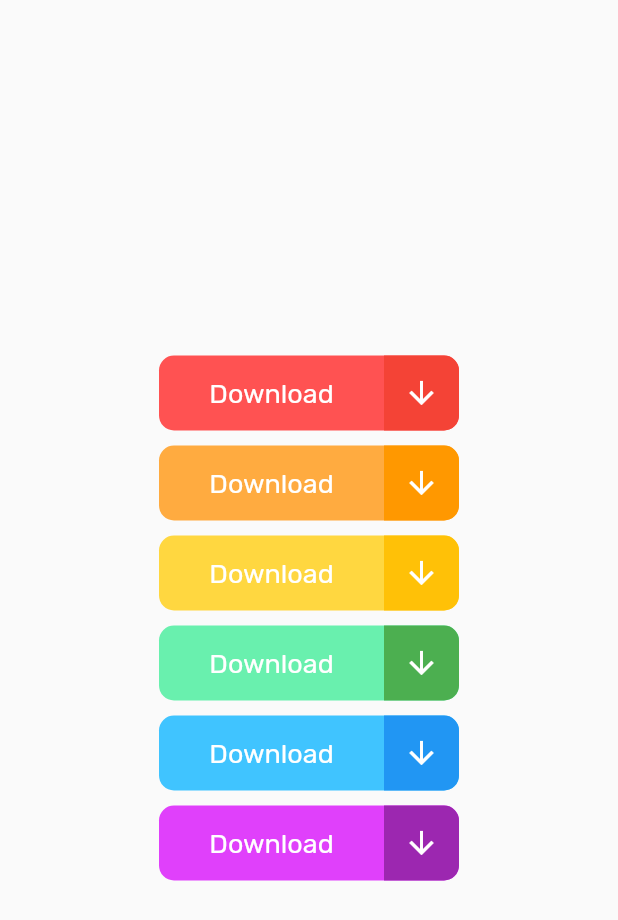
After one commit to anusornleo/100_Day_Flutter, a Flutter app: the Day7 screen opened by its route, on a phone screen of 412 x 824 dp. The commit adds this screen. Shown: the top 920 px of the screen. Run offline on Flutter 3.47's test engine with Material 2 defaults, Android fonts, the phone set to English and light mode, and no system bars; our stand-ins replace page_transition, simple_animations; missing offline and left inert: animator.

Commit message:
finnish day 7

```diff
--- a/lib/File100Day/Day_6/Dashboard.dart
+++ b/lib/File100Day/Day_6/Dashboard.dart
@@ -12,6 +12,7 @@ class _DashboardState extends State<Dashboard> {
     return Scaffold(
       backgroundColor: Colors.grey[200],
       appBar: AppBar(
+        brightness: Brightness.light,
         backgroundColor: Colors.white,
         elevation: 0,
         title: Text(
--- a/lib/File100Day/Day_6/Home.dart
+++ b/lib/File100Day/Day_6/Home.dart
@@ -126,10 +126,11 @@ class _Day6State extends State<Day6> with TickerProviderStateMixin {
                     child: ScaleTransition(
                       scale: _animation,
                       child: Animator<double>(
-                        duration: Duration(seconds: 1),
+                          curve: Curves.easeInOut,
+                          duration: Duration(milliseconds: 1200),
                           tween: Tween<double>(begin: 6.0, end: 17.0),
                           cycles: 0,
-                        builder:(context,animation,child) {
+                          builder: (context, animation, child) {
                             return Container(
                               padding: EdgeInsets.all(animation.value),
                               width: 80,
@@ -139,22 +140,24 @@ class _Day6State extends State<Day6> with TickerProviderStateMixin {
                                   shape: BoxShape.circle),
                               child: GestureDetector(
                                 onTap: () {
-                                _animationController.forward().then((value) =>
-                                    Navigator.push(
+                                  _animationController.forward().then((value) {
+                                    return Navigator.push(
                                         context,
                                         PageTransition(
                                             type: PageTransitionType.fade,
-                                            duration: Duration(milliseconds: 500),
-                                            child: Dashboard())));
+                                            duration:
+                                                Duration(milliseconds: 500),
+                                            child: Dashboard()));
+                                  });
                                 },
                                 child: Container(
                                   decoration: BoxDecoration(
-                                    color: Colors.amber, shape: BoxShape.circle),
+                                      color: Colors.amber,
+                                      shape: BoxShape.circle),
                                 ),
                               ),
                             );
-                        }
-                      ),
+                          }),
                     ),
                   )
                 ],
--- /dev/null
+++ b/lib/File100Day/Day_7/Day7.dart
@@ -0,0 +1,36 @@
+import 'package:flutter/material.dart';
+import 'package:flutter/widgets.dart';
+import 'package:flutterui100day/Pages/ButtonAnimation.dart';
+
+class Day7 extends StatefulWidget {
+  @override
+  _Day7State createState() => _Day7State();
+}
+
+class _Day7State extends State<Day7> {
+  @override
+  Widget build(BuildContext context) {
+    return Scaffold(
+      body: Container(
+        child: Center(
+          child: Column(
+            mainAxisAlignment: MainAxisAlignment.center,
+            children: <Widget>[
+              ButtonAnimation(color: Colors.red,secondColor: Colors.redAccent,),
+              SizedBox(height: 10,),
+              ButtonAnimation(color: Colors.orange,secondColor: Colors.orangeAccent),
+              SizedBox(height: 10,),
+              ButtonAnimation(color: Colors.amber,secondColor: Colors.amberAccent),
+              SizedBox(height: 10,),
+              ButtonAnimation(color: Colors.green,secondColor: Colors.greenAccent),
+              SizedBox(height: 10,),
+              ButtonAnimation(color: Colors.blue,secondColor: Colors.lightBlueAccent),
+              SizedBox(height: 10,),
+              ButtonAnimation(color: Colors.purple,secondColor: Colors.purpleAccent),
+            ],
+          ),
+        ),
+      ),
+    );
+  }
+}
--- /dev/null
+++ b/lib/Pages/ButtonAnimation.dart
@@ -0,0 +1,140 @@
+import 'package:flutter/material.dart';
+
+class ButtonAnimation extends StatefulWidget {
+  final Color color;
+  final Color secondColor;
+
+  const ButtonAnimation(
+      {Key key, this.color = Colors.amber, this.secondColor = Colors.orange})
+      : super(key: key);
+
+  @override
+  _ButtonAnimationState createState() => _ButtonAnimationState();
+}
+
+class _ButtonAnimationState extends State<ButtonAnimation>
+    with TickerProviderStateMixin {
+
+  // download tap reduce size to 0
+  AnimationController _animationController;
+  // button scale x1.1
+  AnimationController _scaleAnimationController;
+  // fade download slide form 0 to 200
+  AnimationController _fadeAnimationController;
+
+  Animation _animation;
+  Animation _scaleAnimation;
+  Animation _fadeAnimation;
+
+  bool loadSuccess = false;
+
+  @override
+  void initState() {
+    _animationController =
+        AnimationController(vsync: this, duration: Duration(milliseconds: 500));
+
+    _scaleAnimationController =
+        AnimationController(vsync: this, duration: Duration(milliseconds: 70));
+
+    _fadeAnimationController = AnimationController(
+        vsync: this, duration: Duration(milliseconds: 3000));
+    super.initState();
+
+    _animation = Tween(begin: 50.0, end: 0.0).animate(_animationController);
+
+    _scaleAnimation =
+        Tween(begin: 1.0, end: 1.1).animate(_scaleAnimationController);
+
+    _fadeAnimation =
+        Tween(begin: 0.0, end: 200.0).animate(_fadeAnimationController);
+  }
+
+  @override
+  Widget build(BuildContext context) {
+    return Stack(
+      children: <Widget>[
+        AnimatedBuilder(
+          animation: _scaleAnimationController,
+          builder: (context, child) {
+            return Transform.scale(
+              scale: _scaleAnimation.value,
+              child: InkWell(
+                onTap: () {
+                  _scaleAnimationController.forward().then((value) =>
+                      _scaleAnimationController
+                          .reverse()
+                          .then((value) => _animationController.forward()));
+
+                  _fadeAnimationController.forward().then((value) {
+                    setState(() {
+                      loadSuccess = true;
+                    });
+                  });
+                },
+                child: Container(
+                  width: 200,
+                  height: 50,
+                  decoration: BoxDecoration(
+                      color: widget.secondColor,
+                      borderRadius: BorderRadius.circular(10)),
+                  child: Row(
+                    children: <Widget>[
+                      Expanded(
+                        child: Align(
+                          child: loadSuccess
+                              ? Icon(
+                                  Icons.check,
+                                  color: Colors.white,
+                                )
+                              : Text(
+                                  "Download",
+                                  style: TextStyle(
+                                      fontSize: 18, color: Colors.white),
+                                ),
+                        ),
+                      ),
+                      AnimatedBuilder(
+                        animation: _animationController,
+                        builder: (context, child) {
+                          return Container(
+                              decoration: BoxDecoration(
+                                color: widget.color,
+                                borderRadius: BorderRadius.only(
+                                    topRight: Radius.circular(10),
+                                    bottomRight: Radius.circular(10)),
+                              ),
+                              width: _animation.value,
+                              height: 50,
+                              child: Icon(
+                                Icons.arrow_downward,
+                                color: Colors.white,
+                              ));
+                        },
+                      )
+                    ],
+                  ),
+                ),
+              ),
+            );
+          },
+        ),
+        AnimatedBuilder(
+          animation: _fadeAnimationController,
+          builder: (context, child) {
+            return Positioned(
+              top: 0,
+              left: 0,
+              width: _fadeAnimation.value,
+              height: 50,
+              child: Container(
+                color: loadSuccess
+                    ? Colors.transparent
+                    : Colors.white.withOpacity(.5),
+              ),
+            );
+          },
+        )
+      ],
+    );
+  }
+}
--- a/lib/Pages/Home.dart
+++ b/lib/Pages/Home.dart
@@ -1,7 +1,7 @@
 import 'package:flutter/material.dart';
 
 class Home extends StatelessWidget {
-  final List<String> listDay = ["1", "2", "3","4","5","6"];
+  final List<String> listDay = ["1", "2", "3", "4", "5", "6", "7"];
 
   @override
   Widget build(BuildContext context) {
@@ -12,6 +12,7 @@ class Home extends StatelessWidget {
           elevation: 0,
         ),
         body: ListView.separated(
+            reverse: true,
             itemBuilder: (context, index) {
               return Container(
                 child: GestureDetector(
--- a/lib/main.dart
+++ b/lib/main.dart
@@ -1,9 +1,11 @@
 import 'package:flutter/material.dart';
+import 'package:flutter/services.dart';
 import 'package:flutterui100day/File100Day/Day_1/Day_1.dart';
 import 'package:flutterui100day/File100Day/Day_2/Day_2.dart';
 import 'package:flutterui100day/File100Day/Day_3/StartPage.dart';
 import 'package:flutterui100day/File100Day/Day_5/Day5.dart';
 import 'package:flutterui100day/File100Day/Day_6/Home.dart';
+import 'package:flutterui100day/File100Day/Day_7/Day7.dart';
 import 'package:flutterui100day/Pages/Home.dart';
 
 import 'File100Day/Day_4/Day4.dart';
@@ -34,7 +36,8 @@ class MyApp extends StatelessWidget {
         '/3': (context) => Day3(),
         '/4': (context) => Day4(),
         '/5': (context) => Day5(),
-        '/6': (context) => Day6()
+        '/6': (context) => Day6(),
+        '/7': (context) => Day7()
       },
     );
   }
```
Lines whose indentation alone changed are shown as unchanged.
